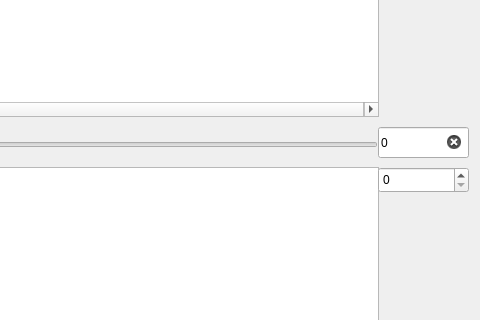
First picture: the form in GUI/mainwindow.ui, repository kostasl/zebrafish_tracker, before the edit; both pictures show x 262 to 742 and y 422 to 742 of the 742 by 846 pixel window.
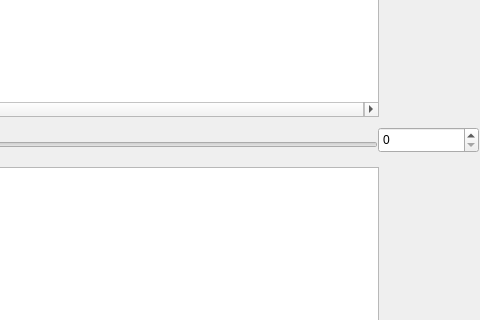
Second picture: the form after the edit.

Commit message: Found 2nd Leak on InsetImage Drawing - Added Frame Skipping On Tracker

What changed in the file:
```diff
--- a/GUI/mainwindow.ui
+++ b/GUI/mainwindow.ui
@@ -126,43 +126,12 @@
      <enum>Qt::Horizontal</enum>
     </property>
    </widget>
-   <widget class="QLineEdit" name="txtboxFrameNumber">
-    <property name="geometry">
-     <rect>
-      <x>640</x>
-      <y>530</y>
-      <width>91</width>
-      <height>31</height>
-     </rect>
-    </property>
-    <property name="toolTip">
-     <string>&lt;html&gt;&lt;head/&gt;&lt;body&gt;&lt;p&gt;Enter new frame and press enter&lt;/p&gt;&lt;/body&gt;&lt;/html&gt;</string>
-    </property>
-    <property name="whatsThis">
-     <string>Frame Number Skip</string>
-    </property>
-    <property name="layoutDirection">
-     <enum>Qt::LeftToRight</enum>
-    </property>
-    <property name="text">
-     <string>0</string>
-    </property>
-    <property name="maxLength">
-     <number>6</number>
-    </property>
-    <property name="placeholderText">
-     <string>0</string>
-    </property>
-    <property name="clearButtonEnabled">
-     <bool>true</bool>
-    </property>
-   </widget>
    <widget class="QSpinBox" name="spinBoxFrame">
     <property name="geometry">
      <rect>
       <x>640</x>
-      <y>570</y>
-      <width>91</width>
+      <y>530</y>
+      <width>101</width>
       <height>26</height>
      </rect>
     </property>
```
The commit also changes 3 other files.
